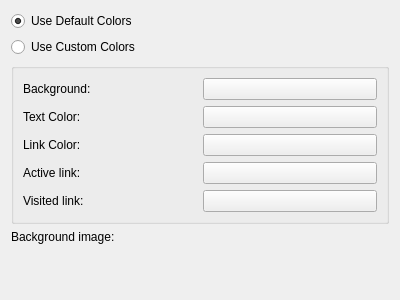
Before: the Qt Designer form composereditor-ng/ui/pagecolorbackgroundwidget.ui in KDE/kdepim, drawn with Qt 5.
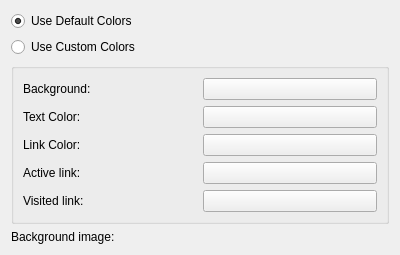
After: the same form once the commit is applied. Custom widgets are drawn as their Qt base class.

Commit message: Add apply button

Diff of the .ui file:
```diff
--- a/composereditor-ng/ui/pagecolorbackgroundwidget.ui
+++ b/composereditor-ng/ui/pagecolorbackgroundwidget.ui
@@ -7,7 +7,7 @@
     <x>0</x>
     <y>0</y>
     <width>400</width>
-    <height>300</height>
+    <height>250</height>
    </rect>
   </property>
   <layout class="QGridLayout" name="gridLayout_2">
@@ -101,19 +101,6 @@
      </item>
     </layout>
    </item>
-   <item row="4" column="0">
-    <spacer name="verticalSpacer">
-     <property name="orientation">
-      <enum>Qt::Vertical</enum>
-     </property>
-     <property name="sizeHint" stdset="0">
-      <size>
-       <width>20</width>
-       <height>40</height>
-      </size>
-     </property>
-    </spacer>
-   </item>
   </layout>
  </widget>
  <customwidgets>
```
The commit also changes 2 other files.
